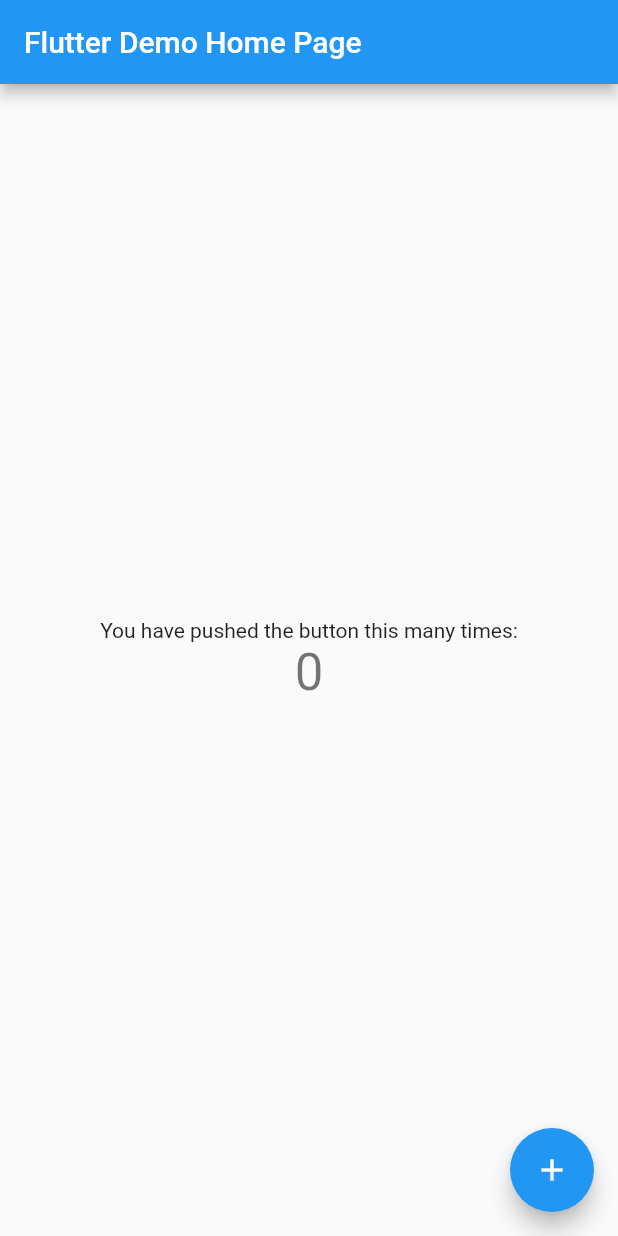
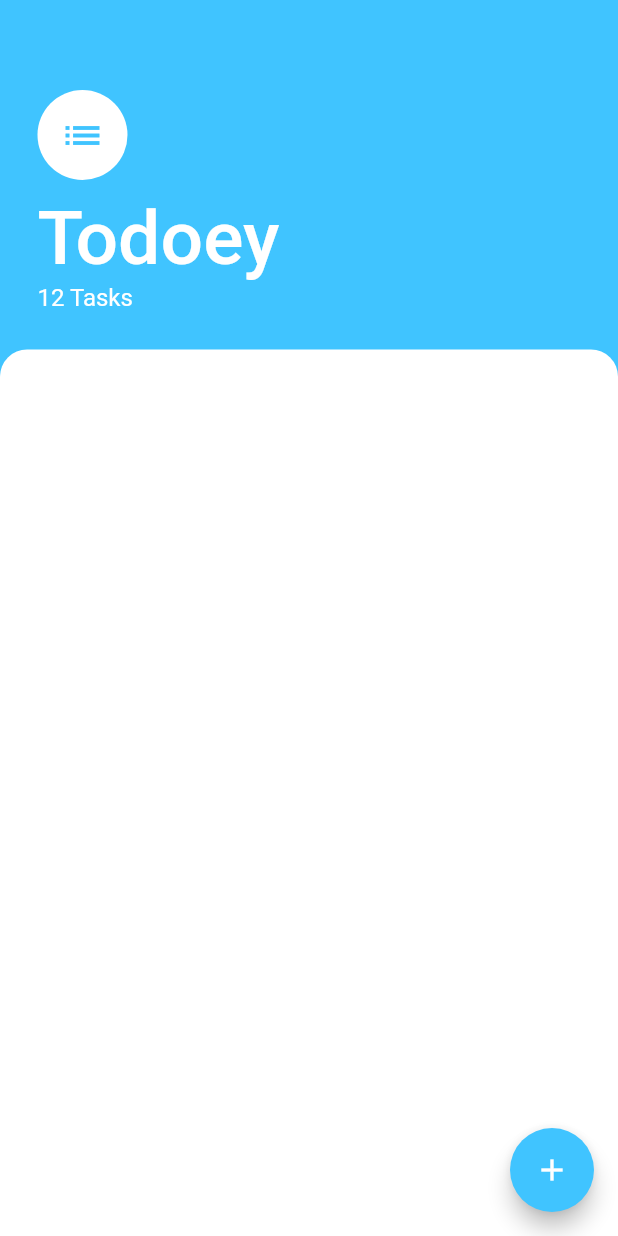
Before and after one commit to dustyfingers/todoey_flutter, a Flutter app: the screen it shows after launch, on a phone screen of 412 x 824 dp. Run offline on Flutter 3.47's test engine with Material 2 defaults, Android fonts, the phone set to English and light mode, and no system bars.

Commit message:
built main tasks screen of app

```diff
--- a/lib/main.dart
+++ b/lib/main.dart
@@ -1,113 +1,16 @@
 import 'package:flutter/material.dart';
+
+import 'package:todoey_flutter/screens/tasks_screen.dart';
 
 void main() {
   runApp(MyApp());
 }
 
 class MyApp extends StatelessWidget {
-  // This widget is the root of your application.
   @override
   Widget build(BuildContext context) {
     return MaterialApp(
-      title: 'Flutter Demo',
-      theme: ThemeData(
-        // This is the theme of your application.
-        //
-        // Try running your application with "flutter run". You'll see the
-        // application has a blue toolbar. Then, without quitting the app, try
-        // changing the primarySwatch below to Colors.green and then invoke
-        // "hot reload" (press "r" in the console where you ran "flutter run",
-        // or simply save your changes to "hot reload" in a Flutter IDE).
-        // Notice that the counter didn't reset back to zero; the application
-        // is not restarted.
-        primarySwatch: Colors.blue,
-      ),
-      home: MyHomePage(title: 'Flutter Demo Home Page'),
+      home: TasksScreen(),
     );
   }
 }
-
-class MyHomePage extends StatefulWidget {
-  MyHomePage({Key key, this.title}) : super(key: key);
-
-  // This widget is the home page of your application. It is stateful, meaning
-  // that it has a State object (defined below) that contains fields that affect
-  // how it looks.
-
-  // This class is the configuration for the state. It holds the values (in this
-  // case the title) provided by the parent (in this case the App widget) and
-  // used by the build method of the State. Fields in a Widget subclass are
-  // always marked "final".
-
-  final String title;
-
-  @override
-  _MyHomePageState createState() => _MyHomePageState();
-}
-
-class _MyHomePageState extends State<MyHomePage> {
-  int _counter = 0;
-
-  void _incrementCounter() {
-    setState(() {
-      // This call to setState tells the Flutter framework that something has
-      // changed in this State, which causes it to rerun the build method below
-      // so that the display can reflect the updated values. If we changed
-      // _counter without calling setState(), then the build method would not be
-      // called again, and so nothing would appear to happen.
-      _counter++;
-    });
-  }
-
-  @override
-  Widget build(BuildContext context) {
-    // This method is rerun every time setState is called, for instance as done
-    // by the _incrementCounter method above.
-    //
-    // The Flutter framework has been optimized to make rerunning build methods
-    // fast, so that you can just rebuild anything that needs updating rather
-    // than having to individually change instances of widgets.
-    return Scaffold(
-      appBar: AppBar(
-        // Here we take the value from the MyHomePage object that was created by
-        // the App.build method, and use it to set our appbar title.
-        title: Text(widget.title),
-      ),
-      body: Center(
-        // Center is a layout widget. It takes a single child and positions it
-        // in the middle of the parent.
-        child: Column(
-          // Column is also a layout widget. It takes a list of children and
-          // arranges them vertically. By default, it sizes itself to fit its
-          // children horizontally, and tries to be as tall as its parent.
-          //
-          // Invoke "debug painting" (press "p" in the console, choose the
-          // "Toggle Debug Paint" action from the Flutter Inspector in Android
-          // Studio, or the "Toggle Debug Paint" command in Visual Studio Code)
-          // to see the wireframe for each widget.
-          //
-          // Column has various properties to control how it sizes itself and
-          // how it positions its children. Here we use mainAxisAlignment to
-          // center the children vertically; the main axis here is the vertical
-          // axis because Columns are vertical (the cross axis would be
-          // horizontal).
-          mainAxisAlignment: MainAxisAlignment.center,
-          children: <Widget>[
-            Text(
-              'You have pushed the button this many times:',
-            ),
-            Text(
-              '$_counter',
-              style: Theme.of(context).textTheme.headline4,
-            ),
-          ],
-        ),
-      ),
-      floatingActionButton: FloatingActionButton(
-        onPressed: _incrementCounter,
-        tooltip: 'Increment',
-        child: Icon(Icons.add),
-      ), // This trailing comma makes auto-formatting nicer for build methods.
-    );
-  }
-}
--- /dev/null
+++ b/lib/screens/tasks_screen.dart
@@ -0,0 +1,65 @@
+import 'package:flutter/material.dart';
+
+class TasksScreen extends StatelessWidget {
+  @override
+  Widget build(BuildContext context) {
+    return Scaffold(
+      backgroundColor: Colors.lightBlueAccent,
+      floatingActionButton: FloatingActionButton(
+        onPressed: null,
+        backgroundColor: Colors.lightBlueAccent,
+        child: Icon(Icons.add),
+      ),
+      body: Column(
+        crossAxisAlignment: CrossAxisAlignment.start,
+        children: [
+          Container(
+            padding: EdgeInsets.only(
+              top: 60.0,
+              left: 25.0,
+              right: 25.0,
+              bottom: 25.0,
+            ),
+            child: Column(
+              crossAxisAlignment: CrossAxisAlignment.start,
+              children: [
+                CircleAvatar(
+                  child: Icon(Icons.list,
+                      size: 30.0, color: Colors.lightBlueAccent),
+                  backgroundColor: Colors.white,
+                  radius: 30.0,
+                ),
+                SizedBox(height: 10.0),
+                Text(
+                  'Todoey',
+                  style: TextStyle(
+                      color: Colors.white,
+                      fontSize: 50.0,
+                      fontWeight: FontWeight.w500),
+                ),
+                Text(
+                  '12 Tasks',
+                  style: TextStyle(
+                    color: Colors.white,
+                    fontSize: 16.0,
+                  ),
+                ),
+              ],
+            ),
+          ),
+          Expanded(
+            child: Container(
+              decoration: BoxDecoration(
+                color: Colors.white,
+                borderRadius: BorderRadius.only(
+                  topLeft: Radius.circular(18.0),
+                  topRight: Radius.circular(18.0),
+                ),
+              ),
+            ),
+          ),
+        ],
+      ),
+    );
+  }
+}
```
